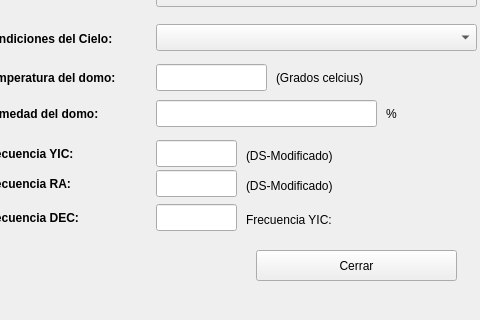
Before: the Qt Designer form cabecerasfits.ui in joselp/observe-qt, drawn with Qt 5; both pictures show x 544 to 1024 and y 220 to 540 of the 1024 by 540 pixel window.
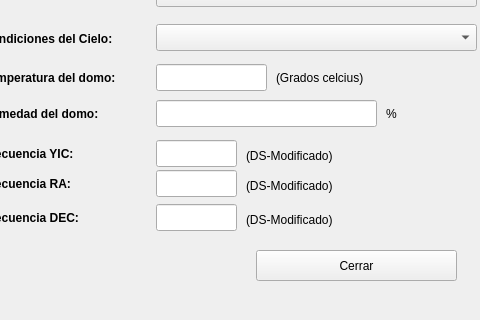
After: the same form once the commit is applied.

Commit message: -Arreglada logica en adquisicion de datos (Al seleccionar tipo de observacion cambian valores en cabecera Fits). -Conectado boton Salir Falta: *Conectar el Log con toda la Aplicacion(Verificar otros mensajes de error no provenientes de campos ¡Preguntar!).

Diff of the .ui file:
```diff
--- a/cabecerasfits.ui
+++ b/cabecerasfits.ui
@@ -1213,7 +1213,7 @@
     </rect>
    </property>
    <property name="text">
-    <string>Frecuencia YIC:</string>
+    <string>(DS-Modificado)</string>
    </property>
   </widget>
   <widget class="QPushButton" name="cerrarPushButton">
```
Left out of the diff: 70 changed lines with no effect on the pictures. The commit also changes 4 other files.
